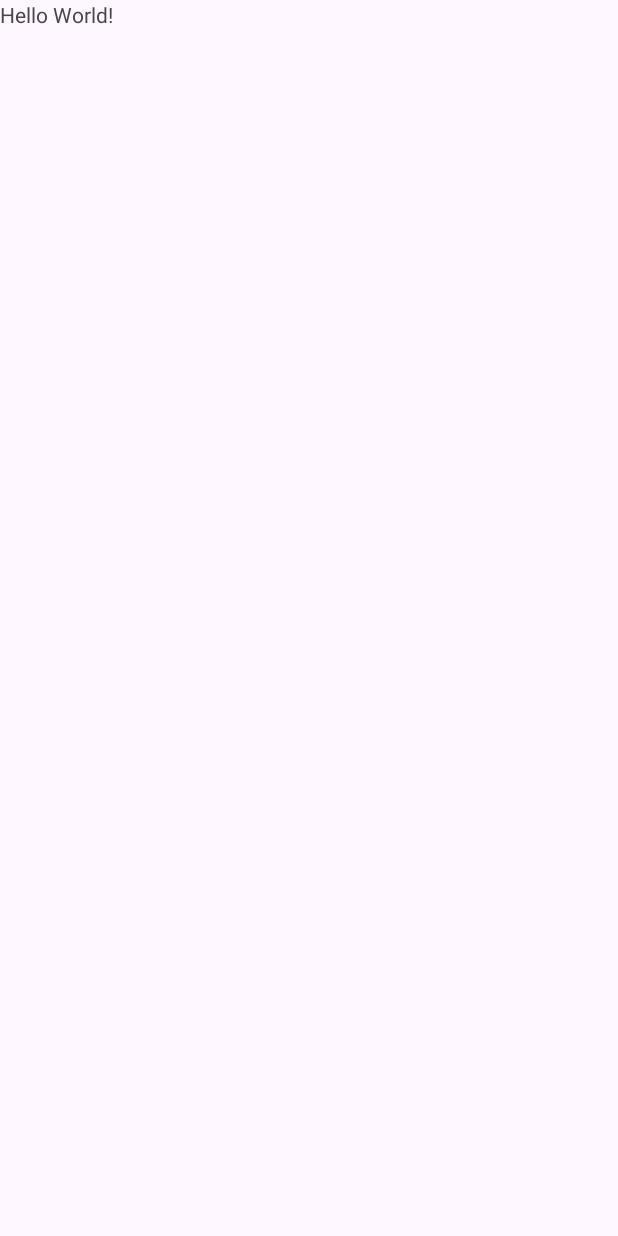
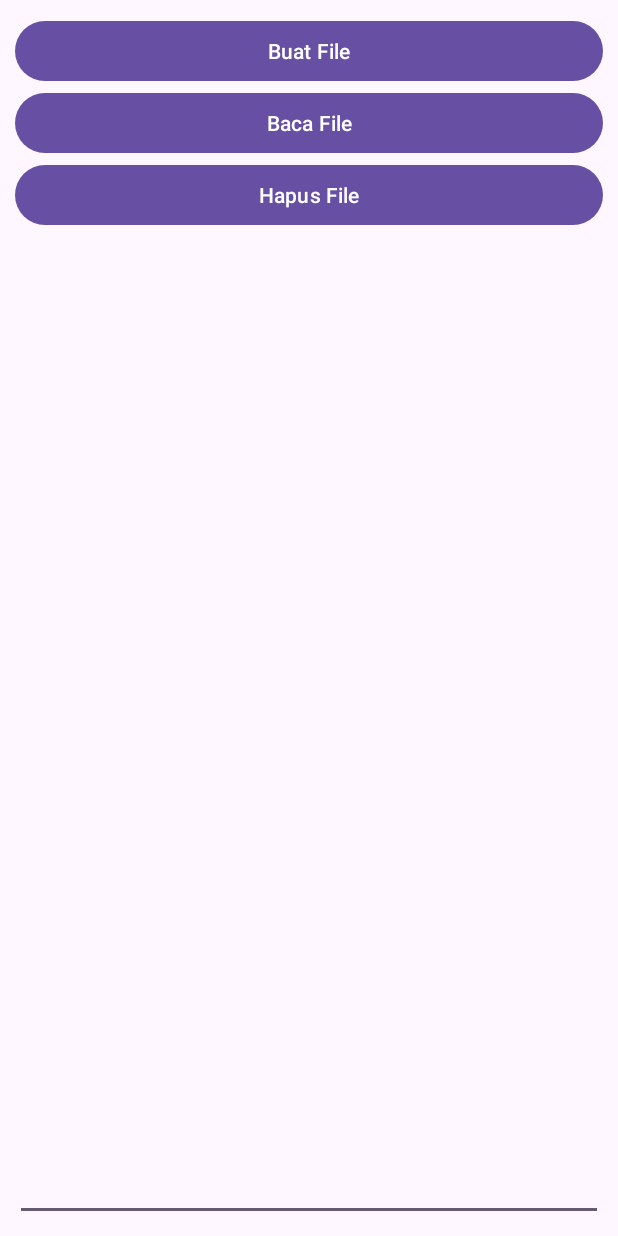
Before and after one commit to ihsanzakyf/VSGA-2024, an Android app: the screen it shows after launch (MainActivity), on a phone screen of 412 x 824 dp. Before the commit the screen is almost empty. Run offline under Robolectric (Android 15) with nearby library versions, the phone set to English and light mode, and no system bars.

Commit message:
Membuat Aplikasi Operasi File

```diff
--- a/app/src/main/res/layout/activity_main.xml
+++ b/app/src/main/res/layout/activity_main.xml
@@ -5,11 +5,38 @@
     android:id="@+id/main"
     android:layout_width="match_parent"
     android:layout_height="match_parent"
+    android:padding="10dp"
+    android:orientation="vertical"
     tools:context=".MainActivity">
 
-    <TextView
-        android:layout_width="wrap_content"
+    <Button
+        android:id="@+id/button1"
+        android:layout_width="match_parent"
         android:layout_height="wrap_content"
-        android:text="Hello World!" />
+        android:text="@string/simpan_file"
+        android:onClick="onClick" />
+
+    <Button
+        android:id="@+id/button2"
+        android:layout_width="match_parent"
+        android:layout_height="wrap_content"
+        android:text="@string/baca_file"
+        android:onClick="onClick" />
+
+    <Button
+        android:id="@+id/button3"
+        android:layout_width="match_parent"
+        android:layout_height="wrap_content"
+        android:text="@string/hapus_file"
+        android:onClick="onClick" />
+
+    <EditText
+        android:id="@+id/editText"
+        android:layout_width="match_parent"
+        android:layout_height="0dp"
+        android:layout_weight="1"
+        android:ems="10"
+        android:inputType="textMultiLine"
+        android:autofillHints="Result" />
 
 </LinearLayout>
--- a/app/src/main/res/values/strings.xml
+++ b/app/src/main/res/values/strings.xml
@@ -1,3 +1,6 @@
 <resources>
     <string name="app_name">VSGA 2024</string>
+    <string name="simpan_file">Buat File</string>
+    <string name="baca_file">Baca File</string>
+    <string name="hapus_file">Hapus File</string>
 </resources>
```
Also changed, not shown: app/src/main/java/com/ihsan/vsga2024/MainActivity.java (+60 -2 lines).
